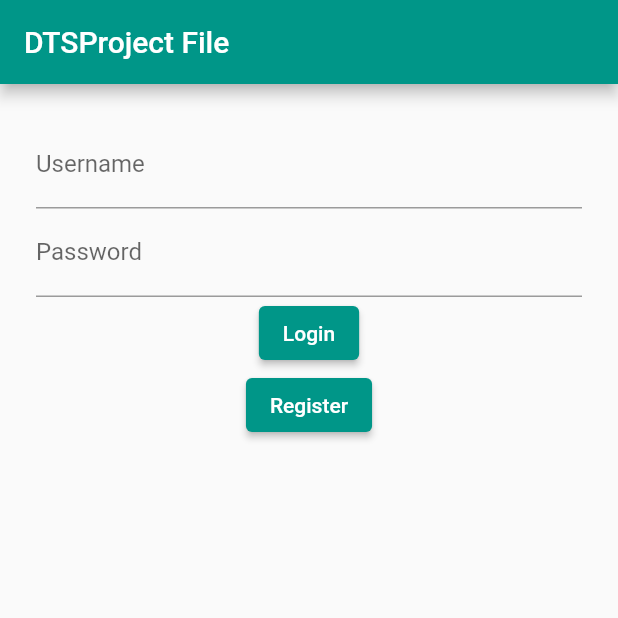
After one commit to indmind/dts-praktik2, a Flutter app: the screen it shows after launch, on a phone screen of 412 x 824 dp, the top half of it. The commit adds this screen. Run offline on Flutter 3.47's test engine with Material 2 defaults, Android fonts, the phone set to English and light mode, and no system bars.

Commit message:
login file app

```diff
--- a/lib/main.dart
+++ b/lib/main.dart
@@ -1,6 +1,6 @@
 import 'package:flutter/material.dart';
 
-import 'pages/home_page.dart';
+import 'pages/login_page.dart';
 
 void main() => runApp(const MyApp());
 
@@ -14,7 +14,7 @@ class MyApp extends StatelessWidget {
       theme: ThemeData(
         primarySwatch: Colors.teal,
       ),
-      home: const HomePage(),
+      home: const LoginPage(),
     );
   }
 }
--- /dev/null
+++ b/lib/model/user.dart
@@ -0,0 +1,19 @@
+class User {
+  final String username;
+  final String password;
+
+  User({
+    required this.username,
+    required this.password,
+  });
+
+  factory User.fromJson(Map<String, dynamic> json) => User(
+        username: json['username'] as String,
+        password: json['password'] as String,
+      );
+
+  Map<String, dynamic> toJson() => <String, dynamic>{
+        'username': username,
+        'password': password,
+      };
+}
--- /dev/null
+++ b/lib/pages/login_page.dart
@@ -0,0 +1,91 @@
+import 'package:flutter/material.dart';
+import 'package:sandbox/pages/home_page.dart';
+import 'package:sandbox/pages/register_page.dart';
+import 'package:sandbox/service/auth_service.dart';
+
+class LoginPage extends StatefulWidget {
+  const LoginPage({Key? key}) : super(key: key);
+
+  @override
+  State<LoginPage> createState() => _LoginPageState();
+}
+
+class _LoginPageState extends State<LoginPage> {
+  final AuthService authService = FileStorageNoteService();
+
+  final TextEditingController _usernameController = TextEditingController();
+  final TextEditingController _passwordController = TextEditingController();
+
+  @override
+  void dispose() {
+    _usernameController.dispose();
+    _passwordController.dispose();
+    super.dispose();
+  }
+
+  @override
+  Widget build(BuildContext context) {
+    return Scaffold(
+      appBar: AppBar(
+        title: const Text('DTSProject File'),
+      ),
+      body: Padding(
+        padding: const EdgeInsets.all(24),
+        child: Column(
+          children: [
+            TextField(
+              controller: _usernameController,
+              decoration: const InputDecoration(
+                labelText: 'Username',
+              ),
+            ),
+            TextField(
+              controller: _passwordController,
+              decoration: const InputDecoration(
+                labelText: 'Password',
+              ),
+              obscureText: true,
+            ),
+            ElevatedButton(
+              child: const Text('Login'),
+              onPressed: () async {
+                final user = await authService.signIn(
+                  _usernameController.text,
+                  _passwordController.text,
+                );
+
+                if (!mounted) return;
+
+                if (user != null) {
+                  FocusScope.of(context).unfocus();
+                  Navigator.push(
+                    context,
+                    MaterialPageRoute(
+                      builder: (context) => HomePage(user: user),
+                    ),
+                  );
+                } else {
+                  ScaffoldMessenger.of(context).showSnackBar(
+                    const SnackBar(
+                      content: Text('Username dan Password tidak ditemukan'),
+                    ),
+                  );
+                }
+              },
+            ),
+            ElevatedButton(
+              child: const Text('Register'),
+              onPressed: () async {
+                Navigator.of(context).push(
+                  MaterialPageRoute(
+                    builder: (context) => const RegisterPage(),
+                  ),
+                );
+              },
+            ),
+          ],
+        ),
+      ),
+    );
+  }
+}
--- /dev/null
+++ b/lib/service/auth_service.dart
@@ -0,0 +1,61 @@
+import 'dart:convert';
+import 'dart:io';
+
+import 'package:path_provider/path_provider.dart';
+
+import '../model/user.dart';
+
+abstract class AuthService {
+  Future<User?> signIn(String username, String password);
+  Future<User> signUp(String username, String password);
+}
+
+// auth service implementation using file storage
+class FileStorageNoteService implements AuthService {
+  Future<String> get _localPath async {
+    final directory = await getApplicationDocumentsDirectory();
+
+    return directory.path;
+  }
+
+  Future<File> get _localFile async {
+    final path = await _localPath;
+    final file = File('$path/auth.json');
+
+    if (!await file.exists()) {
+      await file.create();
+    }
+
+    return file;
+  }
+
+  @override
+  Future<User> signUp(String username, String password) async {
+    final file = await _localFile;
+    final users = await file.readAsString();
+    final newUsers = users == '' ? [] : json.decode(users) as List;
+
+    final user = User(
+      username: username,
+      password: password,
+    );
+
+    newUsers.add(user.toJson());
+
+    await file.writeAsString(json.encode(newUsers));
+
+    return user;
+  }
+
+  @override
+  Future<User?> signIn(String username, String password) async {
+    final file = await _localFile;
+    final users = await file.readAsString();
+    final newUsers = users == '' ? [] : json.decode(users) as List;
+    final user = newUsers.firstWhere(
+      (user) => user['username'] == username && user['password'] == password,
+      orElse: () => null,
+    );
+    return user != null ? User.fromJson(user) : null;
+  }
+}
```
Also changed, not shown: lib/model/note.dart (deleted, +0 -21 lines), lib/pages/home_page.dart (+23 -99 lines), lib/pages/note_page.dart (deleted, +0 -97 lines), lib/pages/register_page.dart (added, +71 -0 lines), lib/pages/show_note_page.dart (deleted, +0 -80 lines), lib/service/note_service.dart (deleted, +0 -83 lines).
